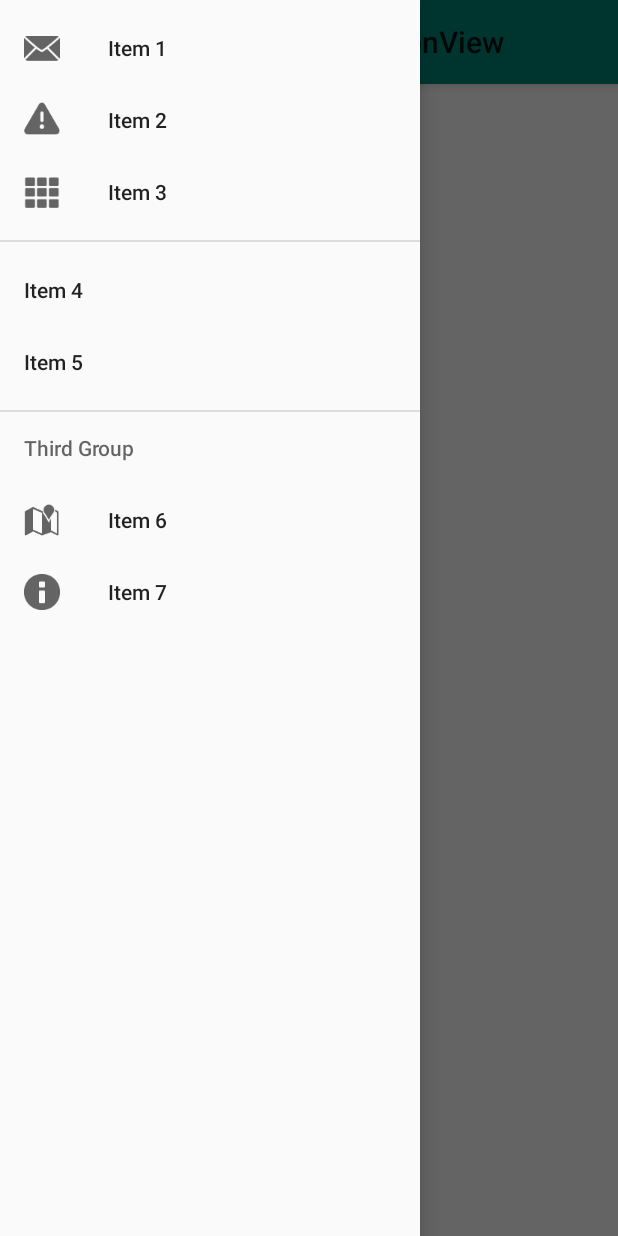
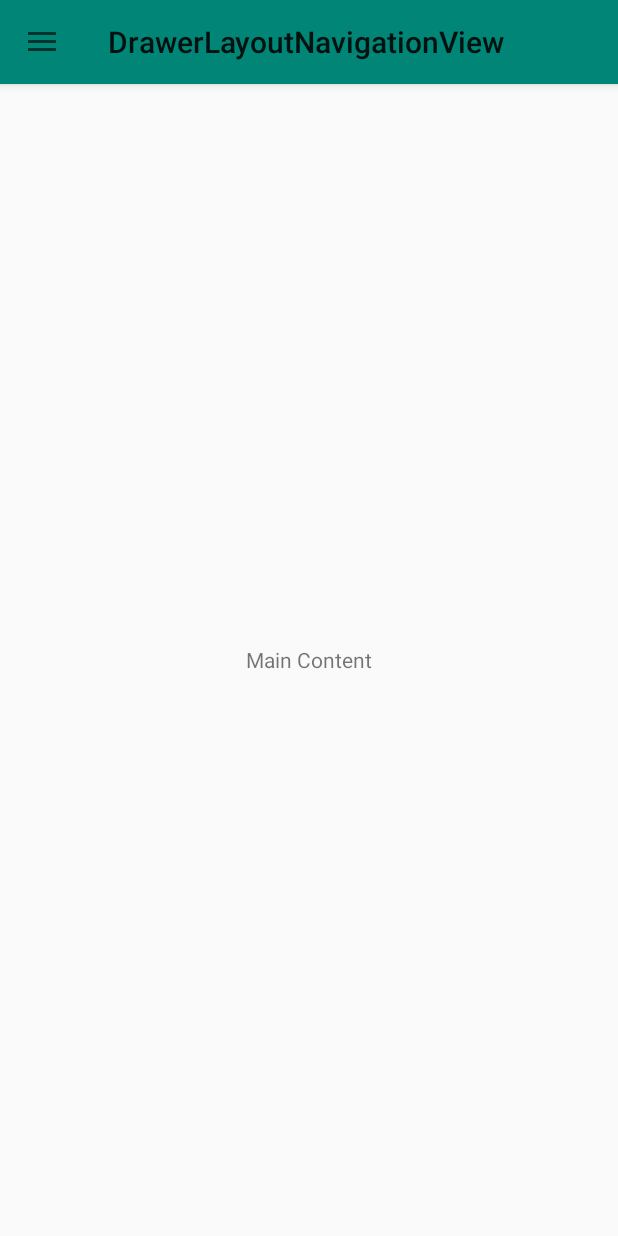
Before and after one commit to anastasioscho/android-tutorials, an Android app: the screen it shows after launch (MainActivity), in the side drawer, after a tap on "Item 2", on a phone screen of 412 x 824 dp. Run offline under Robolectric (Android 15) with nearby library versions, the phone set to English and light mode, and no system bars.

Commit message:
feat: Respond to user selections
Project: drawerlayoutnavigationview

```diff
--- a/drawerlayoutnavigationview/app/src/main/java/dev/anastasioscho/drawerlayoutnavigationview/MainActivity.kt
+++ b/drawerlayoutnavigationview/app/src/main/java/dev/anastasioscho/drawerlayoutnavigationview/MainActivity.kt
@@ -4,6 +4,7 @@ import android.content.res.Configuration
 import androidx.appcompat.app.AppCompatActivity
 import android.os.Bundle
 import android.view.MenuItem
+import android.widget.Toast
 import androidx.appcompat.app.ActionBarDrawerToggle
 import kotlinx.android.synthetic.main.activity_main.*
 
@@ -18,6 +19,7 @@ class MainActivity : AppCompatActivity()
         setContentView(R.layout.activity_main)
 
         setupAppBar()
+        setupControls()
     }
 
     override fun onPostCreate(savedInstanceState: Bundle?)
@@ -52,4 +54,23 @@ class MainActivity : AppCompatActivity()
         toggle = ActionBarDrawerToggle(this, drawerLayout, R.string.open_drawer, R.string.close_drawer)
         drawerLayout.addDrawerListener(toggle)
     }
+
+    private fun setupControls()
+    {
+        navigationView.setNavigationItemSelectedListener {menuItem: MenuItem -> Boolean
+            when (menuItem.itemId) {
+                R.id.menu_item_1 -> Toast.makeText(this, "Item 1", Toast.LENGTH_SHORT).show()
+                R.id.menu_item_2 -> Toast.makeText(this, "Item 2", Toast.LENGTH_SHORT).show()
+                R.id.menu_item_3 -> Toast.makeText(this, "Item 3", Toast.LENGTH_SHORT).show()
+                R.id.menu_item_4 -> Toast.makeText(this, "Item 4", Toast.LENGTH_SHORT).show()
+                R.id.menu_item_5 -> Toast.makeText(this, "Item 5", Toast.LENGTH_SHORT).show()
+                R.id.menu_item_6 -> Toast.makeText(this, "Item 6", Toast.LENGTH_SHORT).show()
+                R.id.menu_item_7 -> Toast.makeText(this, "Item 7", Toast.LENGTH_SHORT).show()
+            }
+
+            drawerLayout.closeDrawers()
+
+            return@setNavigationItemSelectedListener true
+        }
+    }
 }
```
